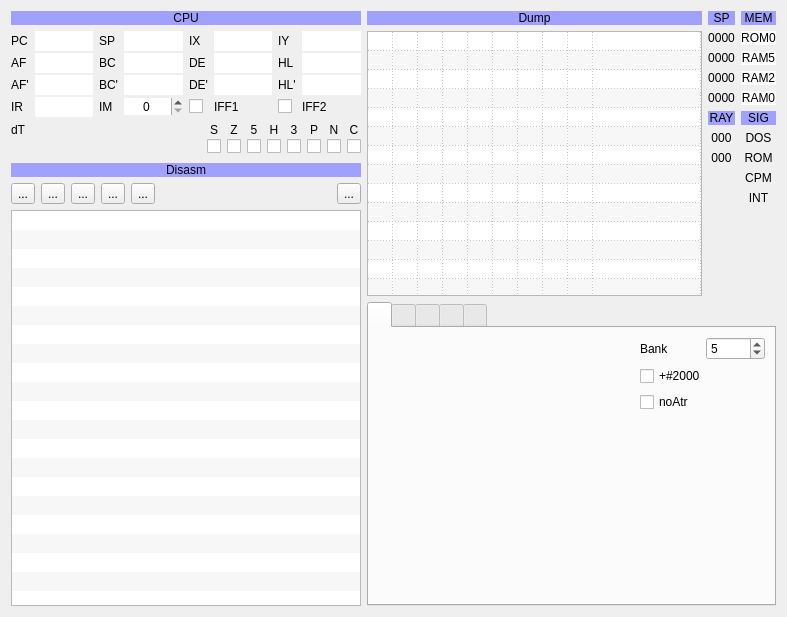
First picture: the form in ui/debuger.ui, repository samstyle/Xpeccy, before the edit.
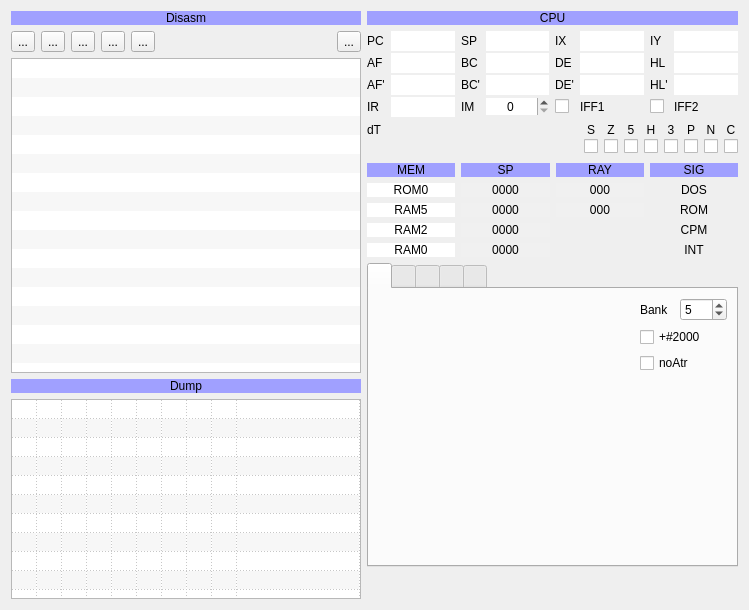
Second picture: the form after the edit. Icons and pictures are not drawn. Custom widgets are drawn as their Qt base class.

The edit to the form file:
```diff
--- a/ui/debuger.ui
+++ b/ui/debuger.ui
@@ -9,8 +9,8 @@
    <rect>
     <x>0</x>
     <y>0</y>
-    <width>787</width>
-    <height>617</height>
+    <width>749</width>
+    <height>610</height>
    </rect>
   </property>
   <property name="windowTitle">
@@ -25,7 +25,319 @@
   </property>
   <layout class="QHBoxLayout" name="horizontalLayout_5" stretch="10,0">
    <item>
-    <layout class="QVBoxLayout" name="verticalLayout_5" stretch="0,0,0,0,0,10">
+    <layout class="QVBoxLayout" name="verticalLayout_5" stretch="0,0,10,0,0">
+     <item>
+      <widget class="QLabel" name="label_48">
+       <property name="styleSheet">
+        <string notr="true">background-color: rgb(160, 160, 255)</string>
+       </property>
+       <property name="text">
+        <string>Disasm</string>
+       </property>
+       <property name="alignment">
+        <set>Qt::AlignCenter</set>
+       </property>
+      </widget>
+     </item>
+     <item>
+      <layout class="QHBoxLayout" name="horizontalLayout_4">
+       <item>
+        <widget class="QToolButton" name="tbBreak">
+         <property name="text">
+          <string>...</string>
+         </property>
+         <property name="icon">
+          <iconset resource="../xpeccy.qrc">
+           <normaloff>:/images/stop.png</normaloff>:/images/stop.png</iconset>
+         </property>
+         <property name="popupMode">
+          <enum>QToolButton::InstantPopup</enum>
+         </property>
+        </widget>
+       </item>
+       <item>
+        <widget class="QToolButton" name="tbView">
+         <property name="text">
+          <string>...</string>
+         </property>
+         <property name="icon">
+          <iconset resource="../xpeccy.qrc">
+           <normaloff>:/images/bars.png</normaloff>:/images/bars.png</iconset>
+         </property>
+         <property name="popupMode">
+          <enum>QToolButton::InstantPopup</enum>
+         </property>
+        </widget>
+       </item>
+       <item>
+        <widget class="QToolButton" name="tbTrace">
+         <property name="text">
+          <string>...</string>
+         </property>
+         <property name="icon">
+          <iconset resource="../xpeccy.qrc">
+           <normaloff>:/images/arrGreen.png</normaloff>:/images/arrGreen.png</iconset>
+         </property>
+         <property name="popupMode">
+          <enum>QToolButton::InstantPopup</enum>
+         </property>
+        </widget>
+       </item>
+       <item>
+        <widget class="QToolButton" name="tbTool">
+         <property name="text">
+          <string>...</string>
+         </property>
+         <property name="icon">
+          <iconset resource="../xpeccy.qrc">
+           <normaloff>:/images/other.png</normaloff>:/images/other.png</iconset>
+         </property>
+         <property name="popupMode">
+          <enum>QToolButton::InstantPopup</enum>
+         </property>
+        </widget>
+       </item>
+       <item>
+        <widget class="QToolButton" name="tbDbgOpt">
+         <property name="text">
+          <string>...</string>
+         </property>
+         <property name="icon">
+          <iconset resource="../xpeccy.qrc">
+           <normaloff>:/images/settings.png</normaloff>:/images/settings.png</iconset>
+         </property>
+         <property name="popupMode">
+          <enum>QToolButton::InstantPopup</enum>
+         </property>
+        </widget>
+       </item>
+       <item>
+        <spacer name="horizontalSpacer_3">
+         <property name="orientation">
+          <enum>Qt::Horizontal</enum>
+         </property>
+         <property name="sizeHint" stdset="0">
+          <size>
+           <width>40</width>
+           <height>20</height>
+          </size>
+         </property>
+        </spacer>
+       </item>
+       <item>
+        <widget class="QToolButton" name="tbSaveDasm">
+         <property name="text">
+          <string>...</string>
+         </property>
+         <property name="icon">
+          <iconset resource="../xpeccy.qrc">
+           <normaloff>:/images/floppy.png</normaloff>:/images/floppy.png</iconset>
+         </property>
+         <property name="popupMode">
+          <enum>QToolButton::InstantPopup</enum>
+         </property>
+        </widget>
+       </item>
+      </layout>
+     </item>
+     <item>
+      <widget class="xTableWidget" name="dasmTable">
+       <property name="minimumSize">
+        <size>
+         <width>350</width>
+         <height>0</height>
+        </size>
+       </property>
+       <property name="font">
+        <font>
+         <family>DejaVu Sans Mono</family>
+        </font>
+       </property>
+       <property name="contextMenuPolicy">
+        <enum>Qt::CustomContextMenu</enum>
+       </property>
+       <property name="verticalScrollBarPolicy">
+        <enum>Qt::ScrollBarAlwaysOff</enum>
+       </property>
+       <property name="horizontalScrollBarPolicy">
+        <enum>Qt::ScrollBarAlwaysOff</enum>
+       </property>
+       <property name="tabKeyNavigation">
+        <bool>false</bool>
+       </property>
+       <property name="alternatingRowColors">
+        <bool>true</bool>
+       </property>
+       <property name="selectionMode">
+        <enum>QAbstractItemView::SingleSelection</enum>
+       </property>
+       <property name="showGrid">
+        <bool>false</bool>
+       </property>
+       <property name="wordWrap">
+        <bool>true</bool>
+       </property>
+       <property name="rowCount">
+        <number>18</number>
+       </property>
+       <property name="columnCount">
+        <number>4</number>
+       </property>
+       <attribute name="horizontalHeaderVisible">
+        <bool>false</bool>
+       </attribute>
+       <attribute name="horizontalHeaderDefaultSectionSize">
+        <number>20</number>
+       </attribute>
+       <attribute name="horizontalHeaderStretchLastSection">
+        <bool>true</bool>
+       </attribute>
+       <attribute name="verticalHeaderVisible">
+        <bool>false</bool>
+       </attribute>
+       <attribute name="verticalHeaderDefaultSectionSize">
+        <number>17</number>
+       </attribute>
+       <attribute name="verticalHeaderMinimumSectionSize">
+        <number>17</number>
+       </attribute>
+       <row/>
+       <row/>
+       <row/>
+       <row/>
+       <row/>
+       <row/>
+       <row/>
+       <row/>
+       <row/>
+       <row/>
+       <row/>
+       <row/>
+       <row/>
+       <row/>
+       <row/>
+       <row/>
+       <row/>
+       <row/>
+       <column/>
+       <column/>
+       <column/>
+       <column/>
+      </widget>
+     </item>
+     <item>
+      <widget class="QLabel" name="label_28">
+       <property name="styleSheet">
+        <string notr="true">background-color: rgb(160, 160, 255)</string>
+       </property>
+       <property name="text">
+        <string>Dump</string>
+       </property>
+       <property name="alignment">
+        <set>Qt::AlignCenter</set>
+       </property>
+      </widget>
+     </item>
+     <item>
+      <widget class="QTableWidget" name="dumpTable">
+       <property name="minimumSize">
+        <size>
+         <width>330</width>
+         <height>200</height>
+        </size>
+       </property>
+       <property name="font">
+        <font>
+         <family>DejaVu Sans Mono</family>
+        </font>
+       </property>
+       <property name="contextMenuPolicy">
+        <enum>Qt::CustomContextMenu</enum>
+       </property>
+       <property name="autoFillBackground">
+        <bool>true</bool>
+       </property>
+       <property name="verticalScrollBarPolicy">
+        <enum>Qt::ScrollBarAlwaysOff</enum>
+       </property>
+       <property name="horizontalScrollBarPolicy">
+        <enum>Qt::ScrollBarAlwaysOff</enum>
+       </property>
+       <property name="tabKeyNavigation">
+        <bool>false</bool>
+       </property>
+       <property name="alternatingRowColors">
+        <bool>true</bool>
+       </property>
+       <property name="selectionMode">
+        <enum>QAbstractItemView::SingleSelection</enum>
+       </property>
+       <property name="showGrid">
+        <bool>true</bool>
+       </property>
+       <property name="gridStyle">
+        <enum>Qt::DotLine</enum>
+       </property>
+       <property name="wordWrap">
+        <bool>false</bool>
+       </property>
+       <property name="rowCount">
+        <number>11</number>
+       </property>
+       <property name="columnCount">
+        <number>10</number>
+       </property>
+       <attribute name="horizontalHeaderVisible">
+        <bool>false</bool>
+       </attribute>
+       <attribute name="horizontalHeaderDefaultSectionSize">
+        <number>25</number>
+       </attribute>
+       <attribute name="horizontalHeaderMinimumSectionSize">
+        <number>25</number>
+       </attribute>
+       <attribute name="horizontalHeaderStretchLastSection">
+        <bool>true</bool>
+       </attribute>
+       <attribute name="verticalHeaderVisible">
+        <bool>false</bool>
+       </attribute>
+       <attribute name="verticalHeaderDefaultSectionSize">
+        <number>17</number>
+       </attribute>
+       <attribute name="verticalHeaderMinimumSectionSize">
+        <number>17</number>
+       </attribute>
+       <attribute name="verticalHeaderStretchLastSection">
+        <bool>true</bool>
+       </attribute>
+       <row/>
+       <row/>
+       <row/>
+       <row/>
+       <row/>
+       <row/>
+       <row/>
+       <row/>
+       <row/>
+       <row/>
+       <row/>
+       <column/>
+       <column/>
+       <column/>
+       <column/>
+       <column/>
+       <column/>
+       <column/>
+       <column/>
+       <column/>
+       <column/>
+      </widget>
+     </item>
+    </layout>
+   </item>
+   <item>
+    <layout class="QVBoxLayout" name="verticalLayout_4" stretch="0,0,0,0,0,0">
      <item>
       <widget class="QLabel" name="label_26">
        <property name="styleSheet">
@@ -613,373 +925,20 @@
       </layout>
      </item>
      <item>
-      <widget class="QLabel" name="label_48">
-       <property name="styleSheet">
-        <string notr="true">background-color: rgb(160, 160, 255)</string>
-       </property>
-       <property name="text">
-        <string>Disasm</string>
-       </property>
-       <property name="alignment">
-        <set>Qt::AlignCenter</set>
-       </property>
-      </widget>
-     </item>
-     <item>
-      <layout class="QHBoxLayout" name="horizontalLayout_4">
-       <item>
-        <widget class="QToolButton" name="tbBreak">
-         <property name="text">
-          <string>...</string>
-         </property>
-         <property name="icon">
-          <iconset resource="../xpeccy.qrc">
-           <normaloff>:/images/stop.png</normaloff>:/images/stop.png</iconset>
-         </property>
-         <property name="popupMode">
-          <enum>QToolButton::InstantPopup</enum>
-         </property>
-        </widget>
-       </item>
-       <item>
-        <widget class="QToolButton" name="tbView">
-         <property name="text">
-          <string>...</string>
-         </property>
-         <property name="icon">
-          <iconset resource="../xpeccy.qrc">
-           <normaloff>:/images/bars.png</normaloff>:/images/bars.png</iconset>
-         </property>
-         <property name="popupMode">
-          <enum>QToolButton::InstantPopup</enum>
-         </property>
-        </widget>
-       </item>
-       <item>
-        <widget class="QToolButton" name="tbTrace">
-         <property name="text">
-          <string>...</string>
-         </property>
-         <property name="icon">
-          <iconset resource="../xpeccy.qrc">
-           <normaloff>:/images/arrGreen.png</normaloff>:/images/arrGreen.png</iconset>
-         </property>
-         <property name="popupMode">
-          <enum>QToolButton::InstantPopup</enum>
-         </property>
-        </widget>
-       </item>
-       <item>
-        <widget class="QToolButton" name="tbTool">
-         <property name="text">
-          <string>...</string>
-         </property>
-         <property name="icon">
-          <iconset resource="../xpeccy.qrc">
-           <normaloff>:/images/other.png</normaloff>:/images/other.png</iconset>
-         </property>
-         <property name="popupMode">
-          <enum>QToolButton::InstantPopup</enum>
-         </property>
-        </widget>
-       </item>
-       <item>
-        <widget class="QToolButton" name="tbDbgOpt">
-         <property name="text">
-          <string>...</string>
-         </property>
-         <property name="icon">
-          <iconset resource="../xpeccy.qrc">
-           <normaloff>:/images/settings.png</normaloff>:/images/settings.png</iconset>
-         </property>
-         <property name="popupMode">
-          <enum>QToolButton::InstantPopup</enum>
-         </property>
-        </widget>
-       </item>
-       <item>
-        <spacer name="horizontalSpacer_3">
-         <property name="orientation">
-          <enum>Qt::Horizontal</enum>
-         </property>
-         <property name="sizeHint" stdset="0">
-          <size>
-           <width>40</width>
-           <height>20</height>
-          </size>
-         </property>
-        </spacer>
-       </item>
-       <item>
-        <widget class="QToolButton" name="tbSaveDasm">
-         <property name="text">
-          <string>...</string>
-         </property>
-         <property name="icon">
-          <iconset resource="../xpeccy.qrc">
-           <normaloff>:/images/floppy.png</normaloff>:/images/floppy.png</iconset>
-         </property>
-         <property name="popupMode">
-          <enum>QToolButton::InstantPopup</enum>
-         </property>
-        </widget>
-       </item>
-      </layout>
-     </item>
-     <item>
-      <widget class="xTableWidget" name="dasmTable">
-       <property name="minimumSize">
-        <size>
-         <width>350</width>
-         <height>0</height>
-        </size>
-       </property>
-       <property name="font">
-        <font>
-         <family>DejaVu Sans Mono</family>
-        </font>
-       </property>
-       <property name="contextMenuPolicy">
-        <enum>Qt::CustomContextMenu</enum>
-       </property>
-       <property name="verticalScrollBarPolicy">
-        <enum>Qt::ScrollBarAlwaysOff</enum>
-       </property>
-       <property name="horizontalScrollBarPolicy">
-        <enum>Qt::ScrollBarAlwaysOff</enum>
-       </property>
-       <property name="tabKeyNavigation">
-        <bool>false</bool>
-       </property>
-       <property name="alternatingRowColors">
-        <bool>true</bool>
-       </property>
-       <property name="selectionMode">
-        <enum>QAbstractItemView::SingleSelection</enum>
-       </property>
-       <property name="showGrid">
-        <bool>false</bool>
-       </property>
-       <property name="wordWrap">
-        <bool>true</bool>
-       </property>
-       <property name="rowCount">
-        <number>24</number>
-       </property>
-       <property name="columnCount">
-        <number>4</number>
-       </property>
-       <attribute name="horizontalHeaderVisible">
-        <bool>false</bool>
-       </attribute>
-       <attribute name="horizontalHeaderDefaultSectionSize">
-        <number>20</number>
-       </attribute>
-       <attribute name="horizontalHeaderStretchLastSection">
-        <bool>true</bool>
-       </attribute>
-       <attribute name="verticalHeaderVisible">
-        <bool>false</bool>
-       </attribute>
-       <attribute name="verticalHeaderDefaultSectionSize">
-        <number>17</number>
-       </attribute>
-       <attribute name="verticalHeaderMinimumSectionSize">
-        <number>17</number>
-       </attribute>
-       <row/>
-       <row/>
-       <row/>
-       <row/>
-       <row/>
-       <row/>
-       <row/>
-       <row/>
-       <row/>
-       <row/>
-       <row/>
-       <row/>
-       <row/>
-       <row/>
-       <row/>
-       <row/>
-       <row/>
-       <row/>
-       <row/>
-       <row/>
-       <row/>
-       <row/>
-       <row/>
-       <row/>
-       <column/>
-       <column/>
-       <column/>
-       <column/>
-      </widget>
-     </item>
-    </layout>
-   </item>
-   <item>
-    <layout class="QVBoxLayout" name="verticalLayout_4" stretch="0,0">
-     <item>
-      <layout class="QHBoxLayout" name="horizontalLayout" stretch="10,0">
-       <item>
-        <layout class="QVBoxLayout" name="verticalLayout_2">
-         <item>
-          <widget class="QLabel" name="label_28">
-           <property name="styleSheet">
-            <string notr="true">background-color: rgb(160, 160, 255)</string>
-           </property>
-           <property name="text">
-            <string>Dump</string>
-           </property>
-           <property name="alignment">
-            <set>Qt::AlignCenter</set>
-           </property>
-          </widget>
-         </item>
-         <item>
-          <widget class="QTableWidget" name="dumpTable">
-           <property name="minimumSize">
-            <size>
-             <width>330</width>
-             <height>0</height>
-            </size>
-           </property>
-           <property name="font">
-            <font>
-             <family>DejaVu Sans Mono</family>
-            </font>
-           </property>
-           <property name="contextMenuPolicy">
-            <enum>Qt::CustomContextMenu</enum>
-           </property>
-           <property name="autoFillBackground">
-            <bool>true</bool>
-           </property>
-           <property name="verticalScrollBarPolicy">
-            <enum>Qt::ScrollBarAlwaysOff</enum>
-           </property>
-           <property name="horizontalScrollBarPolicy">
-            <enum>Qt::ScrollBarAlwaysOff</enum>
-           </property>
-           <property name="tabKeyNavigation">
-            <bool>false</bool>
-           </property>
-           <property name="alternatingRowColors">
-            <bool>true</bool>
-           </property>
-           <property name="selectionMode">
-            <enum>QAbstractItemView::SingleSelection</enum>
-           </property>
-           <property name="showGrid">
-            <bool>true</bool>
-           </property>
-           <property name="gridStyle">
-            <enum>Qt::DotLine</enum>
-           </property>
-           <property name="wordWrap">
-            <bool>false</bool>
-           </property>
-           <property name="rowCount">
-            <number>16</number>
-           </property>
-           <property name="columnCount">
-            <number>10</number>
-           </property>
-           <attribute name="horizontalHeaderVisible">
-            <bool>false</bool>
-           </attribute>
-           <attribute name="horizontalHeaderDefaultSectionSize">
-            <number>25</number>
-           </attribute>
-           <attribute name="horizontalHeaderMinimumSectionSize">
-            <number>25</number>
-           </attribute>
-           <attribute name="horizontalHeaderStretchLastSection">
-            <bool>true</bool>
-           </attribute>
-           <attribute name="verticalHeaderVisible">
-            <bool>false</bool>
-           </attribute>
-           <attribute name="verticalHeaderDefaultSectionSize">
-            <number>17</number>
-           </attribute>
-           <attribute name="verticalHeaderMinimumSectionSize">
-            <number>17</number>
-           </attribute>
-           <attribute name="verticalHeaderStretchLastSection">
-            <bool>true</bool>
-           </attribute>
-           <row/>
-           <row/>
-           <row/>
-           <row/>
-           <row/>
-           <row/>
-           <row/>
-           <row/>
-           <row/>
-           <row/>
-           <row/>
-           <row/>
-           <row/>
-           <row/>
-           <row/>
-           <row/>
-           <column/>
-           <column/>
-           <column/>
-           <column/>
-           <column/>
-           <column/>
-           <column/>
-           <column/>
-           <column/>
-           <column/>
-          </widget>
-         </item>
-        </layout>
-       </item>
+      <layout class="QHBoxLayout" name="horizontalLayout" stretch="0">
        <item>
         <layout class="QGridLayout" name="gridLayout_3">
-         <item row="5" column="0">
-          <widget class="QLabel" name="label_22">
-           <property name="styleSheet">
-            <string notr="true">background-color: rgb(160, 160, 255);</string>
-           </property>
+         <item row="3" column="4">
+          <widget class="QLabel" name="labCPM">
            <property name="text">
-            <string>RAY</string>
+            <string>CPM</string>
            </property>
            <property name="alignment">
             <set>Qt::AlignCenter</set>
            </property>
           </widget>
          </item>
-         <item row="7" column="1">
-          <widget class="QLabel" name="labROM">
-           <property name="text">
-            <string>ROM</string>
-           </property>
-           <property name="alignment">
-            <set>Qt::AlignCenter</set>
-           </property>
-          </widget>
-         </item>
-         <item row="1" column="0">
-          <widget class="QLabel" name="labSP">
-           <property name="styleSheet">
-            <string notr="true">background-color: rgb(240,240,240)</string>
-           </property>
-           <property name="text">
-            <string>0000</string>
-           </property>
-           <property name="alignment">
-            <set>Qt::AlignCenter</set>
-           </property>
-          </widget>
-         </item>
-         <item row="2" column="0">
+         <item row="2" column="1">
           <widget class="QLabel" name="labSP2">
            <property name="styleSheet">
             <string notr="true">background-color: rgb(240,240,240)</string>
@@ -992,56 +951,7 @@
            </property>
           </widget>
          </item>
-         <item row="3" column="0">
-          <widget class="QLabel" name="labSP4">
-           <property name="styleSheet">
-            <string notr="true">background-color: rgb(240,240,240)</string>
-           </property>
-           <property name="text">
-            <string>0000</string>
-           </property>
-           <property name="alignment">
-            <set>Qt::AlignCenter</set>
-           </property>
-          </widget>
-         </item>
-         <item row="6" column="1">
-          <widget class="QLabel" name="labDOS">
-           <property name="text">
-            <string>DOS</string>
-           </property>
-           <property name="alignment">
-            <set>Qt::AlignCenter</set>
-           </property>
-          </widget>
-         </item>
-         <item row="3" column="1">
-          <widget class="QLabel" name="labPG2">
-           <property name="styleSheet">
-            <string notr="true">background-color: rgb(255, 255, 255);</string>
-           </property>
-           <property name="text">
-            <string>RAM2</string>
-           </property>
-           <property name="alignment">
-            <set>Qt::AlignCenter</set>
-           </property>
-          </widget>
-         </item>
-         <item row="1" column="1">
-          <widget class="QLabel" name="labPG0">
-           <property name="styleSheet">
-            <string notr="true">background-color: rgb(255, 255, 255);</string>
-           </property>
-           <property name="text">
-            <string>ROM0</string>
-           </property>
-           <property name="alignment">
-            <set>Qt::AlignCenter</set>
-           </property>
-          </widget>
-         </item>
-         <item row="9" column="1">
+         <item row="4" column="4">
           <widget class="QLabel" name="labINT">
            <property name="text">
             <string>INT</string>
@@ -1051,33 +961,66 @@
            </property>
           </widget>
          </item>
-         <item row="5" column="1">
-          <widget class="QLabel" name="label_55">
+         <item row="1" column="4">
+          <widget class="QLabel" name="labDOS">
+           <property name="text">
+            <string>DOS</string>
+           </property>
+           <property name="alignment">
+            <set>Qt::AlignCenter</set>
+           </property>
+          </widget>
+         </item>
+         <item row="1" column="1">
+          <widget class="QLabel" name="labSP">
+           <property name="styleSheet">
+            <string notr="true">background-color: rgb(240,240,240)</string>
+           </property>
+           <property name="text">
+            <string>0000</string>
+           </property>
+           <property name="alignment">
+            <set>Qt::AlignCenter</set>
+           </property>
+          </widget>
+         </item>
+         <item row="3" column="1">
+          <widget class="QLabel" name="labSP4">
+           <property name="styleSheet">
+            <string notr="true">background-color: rgb(240,240,240)</string>
+           </property>
+           <property name="text">
+            <string>0000</string>
+           </property>
+           <property name="alignment">
+            <set>Qt::AlignCenter</set>
+           </property>
+          </widget>
+         </item>
+         <item row="2" column="4">
+          <widget class="QLabel" name="labROM">
+           <property name="text">
+            <string>ROM</string>
+           </property>
+           <property name="alignment">
+            <set>Qt::AlignCenter</set>
+           </property>
+          </widget>
+         </item>
+         <item row="0" column="3">
+          <widget class="QLabel" name="label_22">
            <property name="styleSheet">
             <string notr="true">background-color: rgb(160, 160, 255);</string>
            </property>
            <property name="text">
-            <string>SIG</string>
+            <string>RAY</string>
            </property>
            <property name="alignment">
             <set>Qt::AlignCenter</set>
            </property>
           </widget>
          </item>
-         <item row="4" column="1">
-          <widget class="QLabel" name="labPG3">
-           <property name="styleSheet">
-            <string notr="true">background-color: rgb(255, 255, 255);</string>
-           </property>
-           <property name="text">
-            <string>RAM0</string>
-           </property>
-           <property name="alignment">
-            <set>Qt::AlignCenter</set>
-           </property>
-          </widget>
-         </item>
-         <item row="7" column="0">
+         <item row="2" column="3">
           <widget class="QLabel" name="labRY">
            <property name="styleSheet">
             <string notr="true">background-color: rgb(240,240,240)</string>
@@ -1090,17 +1033,7 @@
            </property>
           </widget>
          </item>
-         <item row="8" column="1">
-          <widget class="QLabel" name="labCPM">
-           <property name="text">
-            <string>CPM</string>
-           </property>
-           <property name="alignment">
-            <set>Qt::AlignCenter</set>
-           </property>
-          </widget>
-         </item>
-         <item row="4" column="0">
+         <item row="4" column="1">
           <widget class="QLabel" name="labSP6">
            <property name="styleSheet">
             <string notr="true">background-color: rgb(240,240,240)</string>
@@ -1113,7 +1046,20 @@
            </property>
           </widget>
          </item>
-         <item row="0" column="0">
+         <item row="0" column="4">
+          <widget class="QLabel" name="label_55">
+           <property name="styleSheet">
+            <string notr="true">background-color: rgb(160, 160, 255);</string>
+           </property>
+           <property name="text">
+            <string>SIG</string>
+           </property>
+           <property name="alignment">
+            <set>Qt::AlignCenter</set>
+           </property>
+          </widget>
+         </item>
+         <item row="0" column="1">
           <widget class="QLabel" name="label_27">
            <property name="styleSheet">
             <string notr="true">background-color: rgb(160, 160, 255);</string>
@@ -1126,7 +1072,20 @@
            </property>
           </widget>
          </item>
-         <item row="0" column="1">
+         <item row="1" column="3">
+          <widget class="QLabel" name="labRX">
+           <property name="styleSheet">
+            <string notr="true">background-color: rgb(240,240,240)</string>
+           </property>
+           <property name="text">
+            <string>000</string>
+           </property>
+           <property name="alignment">
+            <set>Qt::AlignCenter</set>
+           </property>
+          </widget>
+         </item>
+         <item row="0" column="0">
           <widget class="QLabel" name="label_24">
            <property name="styleSheet">
             <string notr="true">background-color: rgb(160, 160, 255);</string>
@@ -1139,20 +1098,20 @@
            </property>
           </widget>
          </item>
-         <item row="6" column="0">
-          <widget class="QLabel" name="labRX">
+         <item row="1" column="0">
+          <widget class="QLabel" name="labPG0">
            <property name="styleSheet">
-            <string notr="true">background-color: rgb(240,240,240)</string>
+            <string notr="true">background-color: rgb(255, 255, 255);</string>
            </property>
            <property name="text">
-            <string>000</string>
+            <string>ROM0</string>
            </property>
            <property name="alignment">
             <set>Qt::AlignCenter</set>
            </property>
           </widget>
          </item>
-         <item row="2" column="1">
+         <item row="2" column="0">
           <widget class="QLabel" name="labPG1">
            <property name="styleSheet">
             <string notr="true">background-color: rgb(255, 255, 255);</string>
@@ -1165,18 +1124,31 @@
            </property>
           </widget>
          </item>
-         <item row="10" column="0">
-          <spacer name="verticalSpacer">
-           <property name="orientation">
-            <enum>Qt::Vertical</enum>
+         <item row="3" column="0">
+          <widget class="QLabel" name="labPG2">
+           <property name="styleSheet">
+            <string notr="true">background-color: rgb(255, 255, 255);</string>
            </property>
-           <property name="sizeHint" stdset="0">
-            <size>
-             <width>20</width>
-             <height>40</height>
-            </size>
+           <property name="text">
+            <string>RAM2</string>
            </property>
-          </spacer>
+           <property name="alignment">
+            <set>Qt::AlignCenter</set>
+           </property>
+          </widget>
+         </item>
+         <item row="4" column="0">
+          <widget class="QLabel" name="labPG3">
+           <property name="styleSheet">
+            <string notr="true">background-color: rgb(255, 255, 255);</string>
+           </property>
+           <property name="text">
+            <string>RAM0</string>
+           </property>
+           <property name="alignment">
+            <set>Qt::AlignCenter</set>
+           </property>
+          </widget>
          </item>
         </layout>
        </item>
@@ -2093,6 +2065,19 @@
        </widget>
       </widget>
      </item>
+     <item>
+      <spacer name="verticalSpacer">
+       <property name="orientation">
+        <enum>Qt::Vertical</enum>
+       </property>
+       <property name="sizeHint" stdset="0">
+        <size>
+         <width>20</width>
+         <height>40</height>
+        </size>
+       </property>
+      </spacer>
+     </item>
     </layout>
    </item>
   </layout>
```
Left out of the diff: 6 changed lines with no effect on the pictures.
